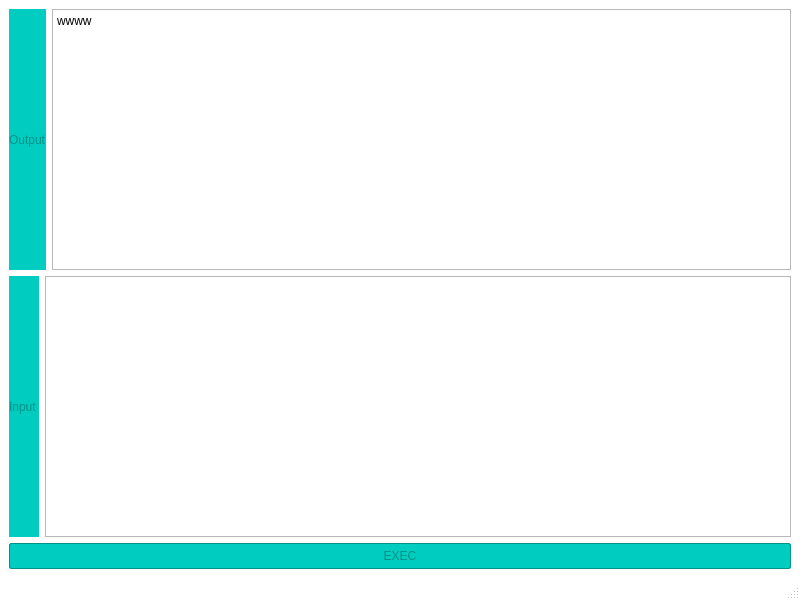
Old version of the form HelloQt/mainwindow.ui in the repository weiguowei001/leetcode101.
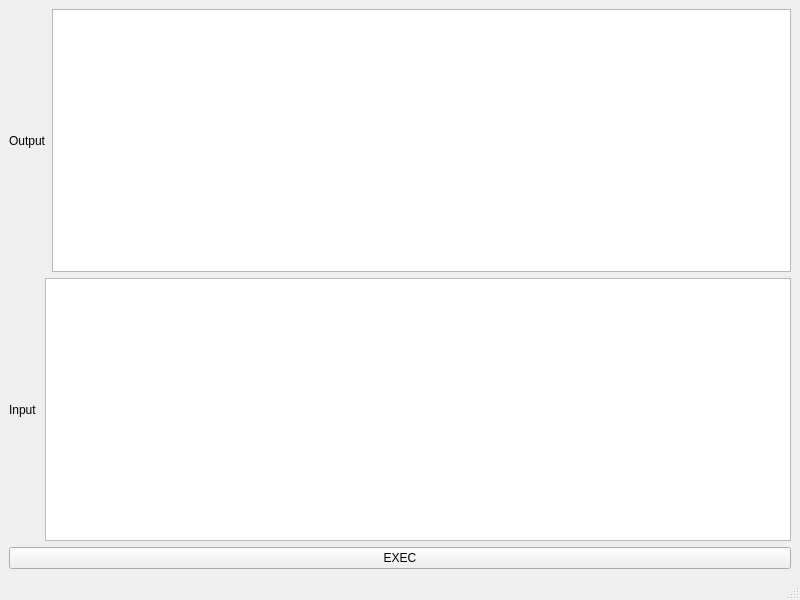
New version of the form.

```diff
--- a/HelloQt/mainwindow.ui
+++ b/HelloQt/mainwindow.ui
@@ -14,19 +14,7 @@
    <string>MainWindow</string>
   </property>
   <property name="styleSheet">
-   <string notr="true">QLabel,
-QPushButton
-
-{
-background-color: #00cdc0;
-color:#009188;
-}
-
-QMainWindow
-{
-background-color: white;
-}
-</string>
+   <string notr="true"/>
   </property>
   <widget class="QWidget" name="centralwidget">
    <layout class="QVBoxLayout" name="verticalLayout">
@@ -49,7 +37,7 @@
 &lt;html&gt;&lt;head&gt;&lt;meta name=&quot;qrichtext&quot; content=&quot;1&quot; /&gt;&lt;style type=&quot;text/css&quot;&gt;
 p, li { white-space: pre-wrap; }
 &lt;/style&gt;&lt;/head&gt;&lt;body style=&quot; font-family:'SimSun'; font-size:9pt; font-weight:400; font-style:normal;&quot;&gt;
-&lt;p style=&quot; margin-top:0px; margin-bottom:0px; margin-left:0px; margin-right:0px; -qt-block-indent:0; text-indent:0px;&quot;&gt;wwww&lt;/p&gt;&lt;/body&gt;&lt;/html&gt;</string>
+&lt;p style=&quot;-qt-paragraph-type:empty; margin-top:0px; margin-bottom:0px; margin-left:0px; margin-right:0px; -qt-block-indent:0; text-indent:0px; font-family:'SimSun';&quot;&gt;&lt;br /&gt;&lt;/p&gt;&lt;/body&gt;&lt;/html&gt;</string>
         </property>
        </widget>
       </item>
@@ -72,13 +60,7 @@
     <item>
      <widget class="QPushButton" name="pushButton">
       <property name="styleSheet">
-       <string notr="true">QPushButton
-{
-border:1px solid #009188;
-border-radius:2px;
-min-height:24px;
-max-height:24px;
-}</string>
+       <string notr="true"/>
       </property>
       <property name="text">
        <string>EXEC</string>
```
